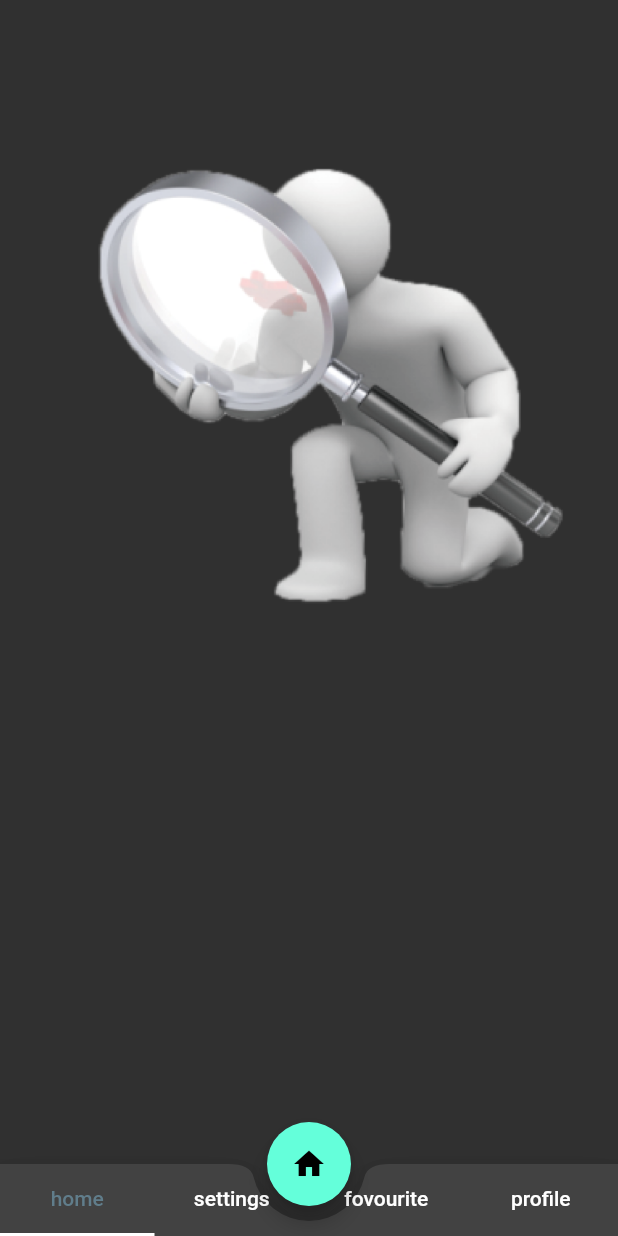
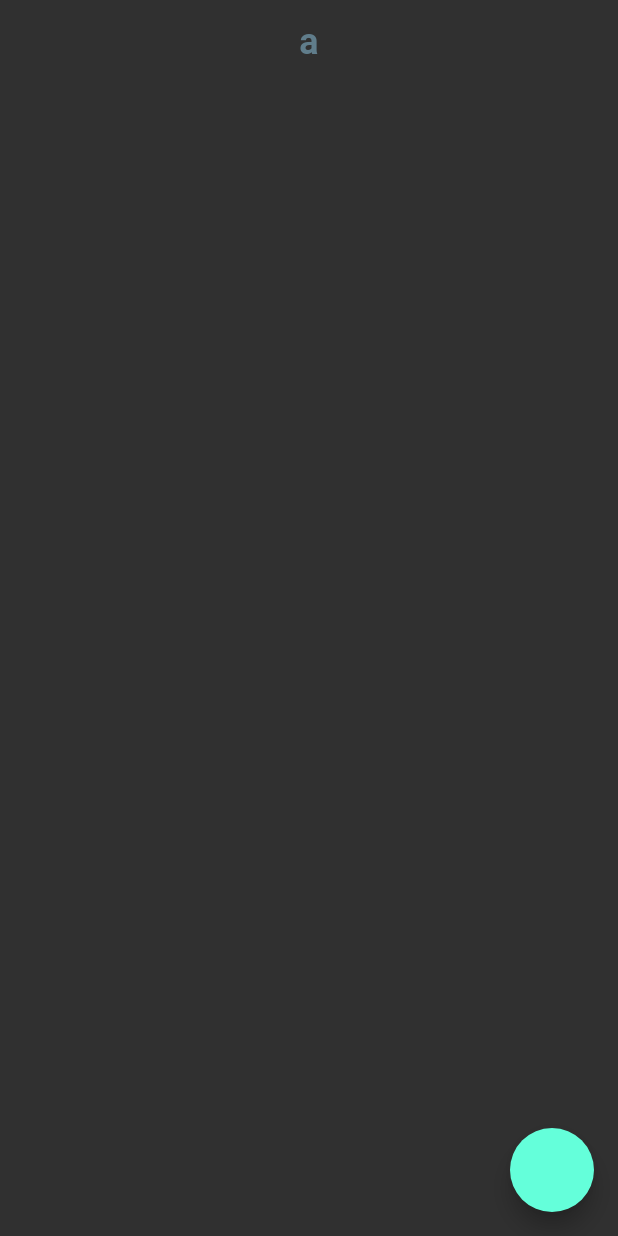
Before and after one commit to miracziyaalev/starter_package, a Flutter app: the screen it shows after launch, on a phone screen of 412 x 824 dp. Run offline on Flutter 3.47's test engine with Material 2 defaults, Android fonts, the phone set to English and light mode, and no system bars.

Commit message:
class detail

```diff
--- /dev/null
+++ b/lib/202/2_model_learn.dart
@@ -0,0 +1,124 @@
+// ignore_for_file: public_member_api_docs, sort_constructors_first
+class PostModel {
+  int? userId;
+  int? id;
+  String? title;
+  String? body;
+}
+
+class PostModel2 {
+  int userId;
+  int id;
+  String title;
+  String body;
+  PostModel2({
+    required this.userId,
+    required this.id,
+    required this.title,
+    required this.body,
+  });
+}
+
+//istek aninda gelir ve atanir. daha sonra gelemez
+class PostModel3 {
+  final int userId;
+  final int id;
+  final String title;
+  final String body;
+  PostModel3({
+    required this.userId,
+    required this.id,
+    required this.title,
+    required this.body,
+  });
+}
+
+class PostModel4 {
+  final int _userId;
+  final int _id;
+  final String _title;
+  final String _body;
+
+  int get userId => _userId;
+  PostModel4({
+    required int userId,
+    required int id,
+    required String title,
+    required String body,
+  })  : _userId = userId,
+        _id = id,
+        _title = title,
+        _body = body;
+}
+
+class PostModel5 {
+  late final int _userId;
+  late final int _id;
+  late final String _title;
+  late final String _body;
+  PostModel5({
+    required int userId,
+    required int id,
+    required String title,
+    required String body,
+  }) {
+    int userId = _userId;
+    int id = _id;
+    String title = _title;
+    String body = _body;
+  }
+}
+
+class PostModel6 {
+  late final int _userId;
+  late final int _id;
+  late final String _title;
+  late final String _body;
+
+  int get userId => _userId;
+  PostModel6({
+    int userId = 0,
+    int id = 0,
+    String title = '',
+    String body = '',
+  }) {
+    int userId = _userId;
+    int id = _id;
+    String title = _title;
+    String body = _body;
+  }
+}
+
+// mobil tarafta en cok kullanilan class
+class PostModel7 {
+  final int? userId;
+  final int? id;
+  final String? title;
+  String? body;
+  PostModel7({
+    this.userId,
+    this.id,
+    this.title,
+    this.body,
+  });
+
+  void updateBody(String? data) {
+    if (data != null && data.isNotEmpty) {
+      body = data;
+    }
+  }
+
+  PostModel7 copyWith({
+    int? userId,
+    int? id,
+    String? title,
+    String? body,
+  }) {
+    return PostModel7(
+      userId: userId ?? this.userId,
+      id: id ?? this.id,
+      title: title ?? this.title,
+      body: body ?? this.body,
+    );
+  }
+}
--- /dev/null
+++ b/lib/202/3_model_learn_view.dart
@@ -0,0 +1,56 @@
+import 'package:flutter/material.dart';
+import 'package:starter_package/202/2_model_learn.dart';
+
+class ModelLearnView extends StatefulWidget {
+  const ModelLearnView({super.key});
+
+  @override
+  State<ModelLearnView> createState() => _ModelLearnViewState();
+}
+
+class _ModelLearnViewState extends State<ModelLearnView> {
+  var user9 = PostModel7(body: 'a');
+
+  @override
+  void initState() {
+    super.initState();
+    // final user1 = PostModel()
+    //   ..userId = 1
+    //   ..id = 1;
+    // //user1.body = 'hello';
+
+    // final user2 = PostModel2(userId: 1, id: 2, title: 'a', body: "b");
+    // //user2.body = 'a'; // yapilabiliyor. cunku final tanimlanmadi
+
+    // final user3 = PostModel3(userId: 3, id: 3, title: 'bb', body: 'cc');
+    // //user3.body = 'dd';  hata verir, postModal3 te final parametre
+    // final user4 = PostModel4(userId: 4, id: 5, title: 'aa', body: 'bbb');
+    // // user4.userId . normalde priv. classta yazilan kural sayesinde erisebildim. get
+
+    // final user5 = PostModel5(userId: 4, id: 5, title: 'aa', body: 'bbb');
+
+    // final user6 = PostModel6();
+    // //default valueler atandi. kural sayesinde veriyi cektik
+    // //print(user6.userId);
+
+    // //serviste islem yapiyorsan en mantiklisi bu
+    // final user7 = PostModel7(body: 'a');
+  }
+
+  @override
+  Widget build(BuildContext context) {
+    return Scaffold(
+      floatingActionButton: FloatingActionButton(
+        onPressed: () {
+          user9 = user9.copyWith(title: 'miracalev');
+          //copywith methodu ile final degeri ile olusturulmus bir objenin belli bir parametresine deger atadik
+          user9.updateBody('mrc'); // body final degil
+          setState(() {});
+        },
+      ),
+      appBar: AppBar(
+        title: Text(user9.body ?? 'not has any data'),
+      ),
+    );
+  }
+}
--- a/lib/main.dart
+++ b/lib/main.dart
@@ -1,7 +1,7 @@
 import 'package:flutter/material.dart';
 import 'package:flutter/services.dart';
 
-import '202/tab_learn.dart';
+import '202/3_model_learn_view.dart';
 
 void main() {
   runApp(const MyApp());
@@ -50,10 +50,9 @@ class MyApp extends StatelessWidget {
           ),
           bottomAppBarTheme: const BottomAppBarTheme(
             shape: CircularNotchedRectangle(),
-
           )),
       debugShowCheckedModeBanner: false,
-      home: const TabLearn(),
+      home: const ModelLearnView(),
     );
   }
 }
```
Also changed, not shown: lib/202/1_tab_learn.dart (renamed from lib/202/tab_learn.dart).
